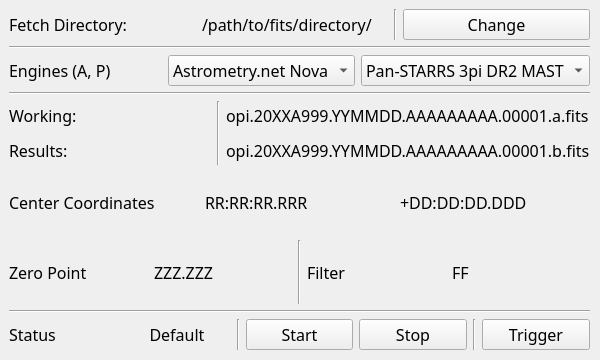
Old version of the form src/opihiexarata/gui/qtui/automatic.ui in the repository psmd-iberutaru/OpihiExarata.
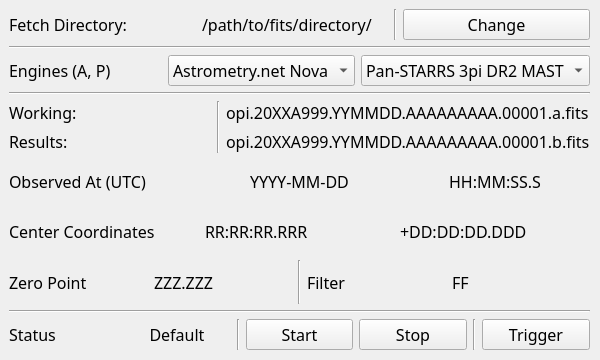
New version of the form.

Diff of the .ui file:
```diff
--- a/src/opihiexarata/gui/qtui/automatic.ui
+++ b/src/opihiexarata/gui/qtui/automatic.ui
@@ -167,6 +167,37 @@
        </item>
       </layout>
      </item>
+     <item>
+      <layout class="QHBoxLayout" name="horizontal_layout_date_time">
+       <item>
+        <widget class="QLabel" name="label_static_date_time">
+         <property name="text">
+          <string>Observed At (UTC)</string>
+         </property>
+        </widget>
+       </item>
+       <item>
+        <widget class="QLabel" name="label_dynamic_date">
+         <property name="text">
+          <string>YYYY-MM-DD</string>
+         </property>
+         <property name="alignment">
+          <set>Qt::AlignCenter</set>
+         </property>
+        </widget>
+       </item>
+       <item>
+        <widget class="QLabel" name="label_dynamic_time">
+         <property name="text">
+          <string>HH:MM:SS.S</string>
+         </property>
+         <property name="alignment">
+          <set>Qt::AlignCenter</set>
+         </property>
+        </widget>
+       </item>
+      </layout>
+     </item>
      <item>
       <layout class="QHBoxLayout" name="horizontal_layout_astrometry_results">
        <item>
```
Left out of the diff: 2 changed lines with no effect on the pictures.
